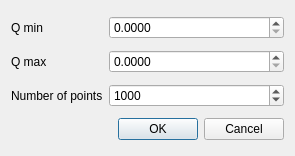
Qt form qt/qrangedialog.ui (refnx/refnx) before a commit.
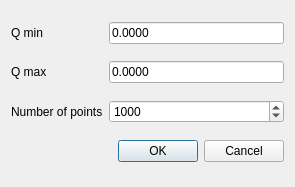
The same form after that commit.

Diff of the .ui file:
```diff
--- a/qt/qrangedialog.ui
+++ b/qt/qrangedialog.ui
@@ -10,7 +10,7 @@
     <x>0</x>
     <y>0</y>
     <width>295</width>
-    <height>156</height>
+    <height>187</height>
    </rect>
   </property>
   <property name="windowTitle">
@@ -20,30 +20,7 @@
    <bool>true</bool>
   </property>
   <layout class="QGridLayout" name="gridLayout">
-   <item row="1" column="1">
-    <widget class="QDoubleSpinBox" name="qmax">
-     <property name="decimals">
-      <number>4</number>
-     </property>
-     <property name="singleStep">
-      <double>0.000100000000000</double>
-     </property>
-    </widget>
-   </item>
-   <item row="0" column="1">
-    <widget class="QDoubleSpinBox" name="qmin">
-     <property name="suffix">
-      <string/>
-     </property>
-     <property name="decimals">
-      <number>4</number>
-     </property>
-     <property name="singleStep">
-      <double>0.000100000000000</double>
-     </property>
-    </widget>
-   </item>
-   <item row="3" column="1">
+   <item row="4" column="1">
     <widget class="QDialogButtonBox" name="buttonBox">
      <property name="orientation">
       <enum>Qt::Horizontal</enum>
@@ -74,7 +51,7 @@
       <number>1</number>
      </property>
      <property name="maximum">
-      <number>100000</number>
+      <number>1000000000</number>
      </property>
      <property name="value">
       <number>1000</number>
@@ -102,6 +79,20 @@
      </property>
     </widget>
    </item>
+   <item row="0" column="1">
+    <widget class="QLineEdit" name="qmin">
+     <property name="text">
+      <string>0.0000</string>
+     </property>
+    </widget>
+   </item>
+   <item row="1" column="1">
+    <widget class="QLineEdit" name="qmax">
+     <property name="text">
+      <string>0.0000</string>
+     </property>
+    </widget>
+   </item>
   </layout>
   <zorder>qmax</zorder>
   <zorder>qmin</zorder>
```
Left out of the diff: 6 changed lines with no effect on the pictures.
